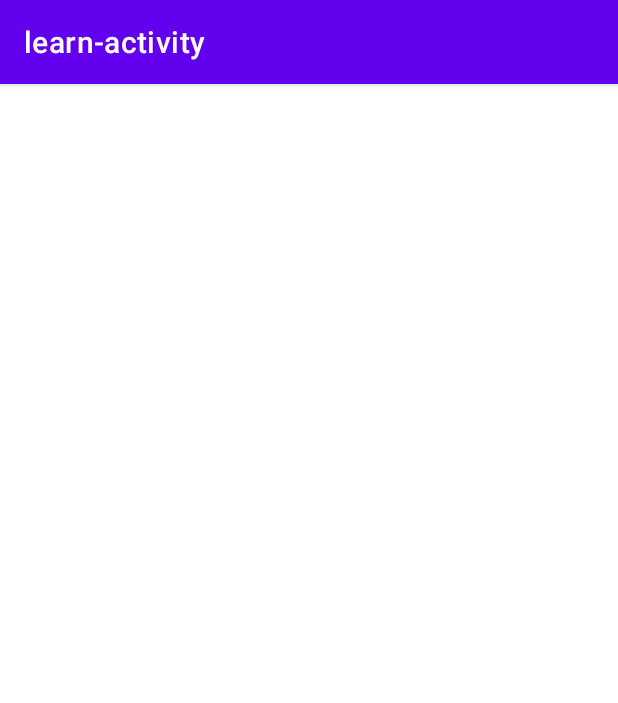
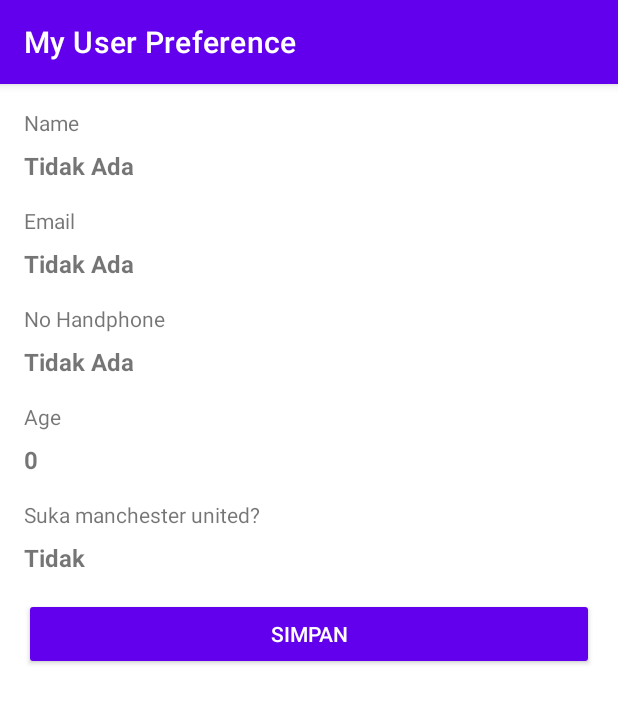
Before and after one commit to gusentanan/kotlin-android-fundamental, an Android app: the screen it shows after launch (MainActivity), on a phone screen of 412 x 824 dp. Shown: the top 703 px of the screen. Run offline under Robolectric (Android 15) with nearby library versions, the light colour scheme and no system bars.

Commit message:
add shared preferences example

```diff
--- a/app/build.gradle
+++ b/app/build.gradle
@@ -2,6 +2,7 @@ plugins {
     id 'com.android.application'
     id 'kotlin-android'
     id "androidx.navigation.safeargs"
+    id 'kotlin-parcelize'
 }
 
 android {
--- a/app/src/main/AndroidManifest.xml
+++ b/app/src/main/AndroidManifest.xml
@@ -13,6 +13,9 @@
         android:supportsRtl="true"
         android:theme="@style/Theme.Learnactivity">
         <activity
+            android:name=".FormUserPreferenceActivity"
+            android:exported="true" />
+        <activity
             android:name=".MainActivity"
             android:exported="true"
             android:label="@string/app_name"
--- a/app/src/main/java/com/example/learn_activity/FileModel.kt
+++ /dev/null
@@ -1,6 +0,0 @@
-package com.example.learn_activity
-
-data class FileModel(
-    var filename: String? = null,
-    var data: String? = null
-)
--- a/app/src/main/java/com/example/learn_activity/MainActivity.kt
+++ b/app/src/main/java/com/example/learn_activity/MainActivity.kt
@@ -1,74 +1,99 @@
 package com.example.learn_activity
 
+import android.content.Intent
 import android.os.Bundle
-import android.text.TextUtils
 import android.view.View
 import android.widget.Toast
+import androidx.activity.result.ActivityResult
+import androidx.activity.result.contract.ActivityResultContracts
 import androidx.appcompat.app.AlertDialog
-import com.google.android.material.bottomnavigation.BottomNavigationView
 import androidx.appcompat.app.AppCompatActivity
-import androidx.navigation.findNavController
-import androidx.navigation.ui.AppBarConfiguration
-import androidx.navigation.ui.setupActionBarWithNavController
-import androidx.navigation.ui.setupWithNavController
 import com.example.learn_activity.databinding.ActivityMainBinding
 
 class MainActivity : AppCompatActivity(), View.OnClickListener {
 
+    private lateinit var mUserPreference: UserPreference
     private lateinit var binding: ActivityMainBinding
+
+    private var isPreferenceEmpty = false
+    private lateinit var userModel: UserModel
+
+    private val resultLauncher = registerForActivityResult(
+        ActivityResultContracts.StartActivityForResult()
+    ) { result: ActivityResult ->
+        if (result.data != null && result.resultCode == FormUserPreferenceActivity.RESULT_CODE) {
+            userModel = result.data?.getParcelableExtra<UserModel>(FormUserPreferenceActivity.EXTRA_RESULT) as UserModel
+            populateView(userModel)
+            checkForm(userModel)
+        }
+    }
 
     override fun onCreate(savedInstanceState: Bundle?) {
         super.onCreate(savedInstanceState)
         binding = ActivityMainBinding.inflate(layoutInflater)
         setContentView(binding.root)
 
-        binding.buttonNew.setOnClickListener(this)
-        binding.buttonOpen.setOnClickListener(this)
-        binding.buttonSave.setOnClickListener(this)
+        supportActionBar?.title = "My User Preference"
+
+        mUserPreference = UserPreference(this)
+
+        showExistingPreference()
+
+        binding.btnSave.setOnClickListener(this)
+
     }
 
-    override fun onClick(view: View) {
-        when (view.id) {
-            R.id.button_new -> newFile()
-                R.id.button_open -> showList()
-            R.id.button_save -> saveFile()
-        }
+    private fun showExistingPreference() {
+        userModel = mUserPreference.getUser()
+        populateView(userModel)
+        checkForm(userModel)
     }
 
-    private fun newFile() {
-        binding.editTitle.setText("")
-        binding.editFile.setText("")
-        Toast.makeText(this, "Clearing file", Toast.LENGTH_SHORT).show()
-    }
-    private fun showList() {
-        val items = fileList()
-        val builder = AlertDialog.Builder(this)
-        builder.setTitle("Pilih file yang diinginkan")
-        builder.setItems(items) { dialog, item -> loadData(items[item].toString()) }
-        val alert = builder.create()
-        alert.show()
-    }
-    private fun loadData(title: String) {
-        val fileModel = FileHelper.readFromFile(this, title)
-        binding.editTitle.setText(fileModel.filename)
-        binding.editFile.setText(fileModel.data)
-        Toast.makeText(this, "Loading " + fileModel.filename + " data", Toast.LENGTH_SHORT).show()
+    private fun populateView(userModel: UserModel) {
+        binding.tvName.text =
+            if (userModel.name.toString().isEmpty()) "Tidak Ada" else userModel.name
+        binding.tvAge.text =
+            if (userModel.age.toString().isEmpty()) "Tidak Ada" else userModel.age.toString()
+        binding.tvIsLoveMu.text = if (userModel.isLove) "Ya" else "Tidak"
+        binding.tvEmail.text =
+            if (userModel.email.toString().isEmpty()) "Tidak Ada" else userModel.email
+        binding.tvPhone.text =
+            if (userModel.phoneNumber.toString().isEmpty()) "Tidak Ada" else userModel.phoneNumber
     }
 
-    private fun saveFile() {
+    private fun checkForm(userModel: UserModel) {
         when {
-            binding.editTitle.text.toString().isEmpty() -> Toast.makeText(this, "Title harus diisi terlebih dahulu", Toast.LENGTH_SHORT).show()
-            binding.editFile.text.toString().isEmpty() -> Toast.makeText(this, "Kontent harus diisi terlebih dahulu", Toast.LENGTH_SHORT).show()
+            userModel.name.toString().isNotEmpty() -> {
+                binding.btnSave.text = getString(R.string.change)
+                isPreferenceEmpty = false
+            }
             else -> {
-                val title = binding.editTitle.text.toString()
-                val text = binding.editFile.text.toString()
-                val fileModel = FileModel()
-                fileModel.filename = title
-                fileModel.data = text
-                FileHelper.writeToFile(fileModel, this)
-                Toast.makeText(this, "Saving " + fileModel.filename + " file", Toast.LENGTH_SHORT).show()
+                binding.btnSave.text = getString(R.string.save)
+                isPreferenceEmpty = true
             }
         }
     }
 
+    override fun onClick(view: View) {
+        if (view.id == R.id.btn_save) {
+            val intent = Intent(this@MainActivity, FormUserPreferenceActivity::class.java)
+            when {
+                isPreferenceEmpty -> {
+                    intent.putExtra(
+                        FormUserPreferenceActivity.EXTRA_TYPE_FORM,
+                        FormUserPreferenceActivity.TYPE_ADD
+                    )
+                    intent.putExtra("USER", userModel)
+                }
+                else -> {
+                    intent.putExtra(
+                        FormUserPreferenceActivity.EXTRA_TYPE_FORM,
+                        FormUserPreferenceActivity.TYPE_EDIT
+                    )
+                    intent.putExtra("USER", userModel)
+                }
+            }
+            resultLauncher.launch(intent)
+        }
+    }
 }
--- /dev/null
+++ b/app/src/main/java/com/example/learn_activity/UserModel.kt
@@ -0,0 +1,13 @@
+package com.example.learn_activity
+
+import android.os.Parcelable
+import kotlinx.parcelize.Parcelize
+
+@Parcelize
+data class UserModel(
+    var name: String? = null,
+    var email: String? = null,
+    var age: Int = 0,
+    var phoneNumber: String? = null,
+    var isLove: Boolean = false
+) : Parcelable
--- /dev/null
+++ b/app/src/main/java/com/example/learn_activity/UserPreference.kt
@@ -0,0 +1,33 @@
+package com.example.learn_activity
+
+import android.content.Context
+
+internal class UserPreference(context: Context) {
+    companion object {
+        private const val PREFS_NAME = "user_pref"
+        private const val NAME = "name"
+        private const val EMAIL = "email"
+        private const val AGE = "age"
+        private const val PHONE_NUMBER = "phone"
+        private const val LOVE_MU = "islove"
+    }
+    private val preferences = context.getSharedPreferences(PREFS_NAME, Context.MODE_PRIVATE)
+    fun setUser(value: UserModel) {
+        val editor = preferences.edit()
+        editor.putString(NAME, value.name)
+        editor.putString(EMAIL, value.email)
+        editor.putInt(AGE, value.age)
+        editor.putString(PHONE_NUMBER, value.phoneNumber)
+        editor.putBoolean(LOVE_MU, value.isLove)
+        editor.apply()
+    }
+    fun getUser(): UserModel {
+        val model = UserModel()
+        model.name = preferences.getString(NAME, "")
+        model.email = preferences.getString(EMAIL, "")
+        model.age = preferences.getInt(AGE, 0)
+        model.phoneNumber = preferences.getString(PHONE_NUMBER, "")
+        model.isLove = preferences.getBoolean(LOVE_MU, false)
+        return model
+    }
+}
--- a/app/src/main/res/layout/activity_main.xml
+++ b/app/src/main/res/layout/activity_main.xml
@@ -1,66 +1,82 @@
 <?xml version="1.0" encoding="utf-8"?>
-<RelativeLayout xmlns:android="http://schemas.android.com/apk/res/android"
+<LinearLayout xmlns:android="http://schemas.android.com/apk/res/android"
     xmlns:tools="http://schemas.android.com/tools"
     android:id="@+id/activity_main"
     android:layout_width="match_parent"
     android:layout_height="match_parent"
-    android:background="@color/teal_200"
+    android:orientation="vertical"
     android:padding="16dp"
     tools:context=".MainActivity">
 
-    <EditText
-        android:id="@+id/edit_file"
-        style="@style/Widget.AppCompat.EditText"
-        android:layout_width="match_parent"
-        android:layout_height="match_parent"
-        android:layout_alignParentBottom="true"
-        android:layout_alignParentEnd="true"
-        android:layout_alignParentStart="true"
-        android:layout_below="@+id/header_linear"
-        android:background="@android:color/white"
-        android:gravity="top|start"
-        android:inputType="textMultiLine|textNoSuggestions"
-        android:padding="@dimen/tiny_margin" />
-    <LinearLayout
-        android:id="@+id/header_linear"
+    <TextView
+        android:layout_width="wrap_content"
+        android:layout_height="wrap_content"
+        android:layout_marginBottom="8dp"
+        android:text="@string/name" />
+    <TextView
+        android:id="@+id/tv_name"
         android:layout_width="match_parent"
         android:layout_height="wrap_content"
-        android:gravity="center_horizontal|start"
-        android:orientation="horizontal">
-        <Button
-            android:id="@+id/button_new"
-            style="@style/Widget.AppCompat.Button.Colored"
-            android:layout_width="72dp"
-            android:layout_height="match_parent"
-            android:layout_marginBottom="@dimen/tiny_margin"
-            android:text="@string/file_new" />
-        <Button
-            android:id="@+id/button_open"
-            style="@style/Widget.AppCompat.Button.Colored"
-            android:layout_width="72dp"
-            android:layout_height="match_parent"
-            android:layout_marginBottom="@dimen/tiny_margin"
-            android:layout_marginStart="@dimen/tiny_margin"
-            android:text="@string/file_open" />
-        <Button
-            android:id="@+id/button_save"
-            style="@style/Widget.AppCompat.Button.Colored"
-            android:layout_width="72dp"
-            android:layout_height="match_parent"
-            android:layout_marginBottom="@dimen/tiny_margin"
-            android:layout_marginStart="@dimen/tiny_margin"
-            android:text="@string/file_save" />
-        <EditText
-            android:id="@+id/edit_title"
-            android:layout_width="0dp"
-            android:layout_height="match_parent"
-            android:layout_marginBottom="@dimen/tiny_margin"
-            android:layout_marginStart="@dimen/tiny_margin"
-            android:layout_weight="1"
-            android:background="@android:color/white"
-            android:ems="10"
-            android:hint="@string/title"
-            android:inputType="textPersonName|textNoSuggestions"
-            android:padding="@dimen/tiny_margin" />
-    </LinearLayout>
-</RelativeLayout>
+        android:layout_marginBottom="16dp"
+        android:textSize="16sp"
+        android:textStyle="bold"
+        tools:text="@string/dummy_name" />
+    <TextView
+        android:layout_width="wrap_content"
+        android:layout_height="wrap_content"
+        android:layout_marginBottom="8dp"
+        android:text="@string/email" />
+    <TextView
+        android:id="@+id/tv_email"
+        android:layout_width="match_parent"
+        android:layout_height="wrap_content"
+        android:layout_marginBottom="16dp"
+        android:textSize="16sp"
+        android:textStyle="bold"
+        tools:text="@string/dummy_email" />
+    <TextView
+        android:layout_width="wrap_content"
+        android:layout_height="wrap_content"
+        android:layout_marginBottom="8dp"
+        android:text="@string/phone_number" />
+    <TextView
+        android:id="@+id/tv_phone"
+        android:layout_width="match_parent"
+        android:layout_height="wrap_content"
+        android:layout_marginBottom="16dp"
+        android:textSize="16sp"
+        android:textStyle="bold"
+        tools:text="@string/dummynumber" />
+    <TextView
+        android:layout_width="wrap_content"
+        android:layout_height="wrap_content"
+        android:layout_marginBottom="8dp"
+        android:text="@string/age" />
+    <TextView
+        android:id="@+id/tv_age"
+        android:layout_width="match_parent"
+        android:layout_height="wrap_content"
+        android:layout_marginBottom="16dp"
+        android:textSize="16sp"
+        android:textStyle="bold"
+        tools:text="@string/dummyage" />
+    <TextView
+        android:layout_width="wrap_content"
+        android:layout_height="wrap_content"
+        android:layout_marginBottom="8dp"
+        android:text="@string/love_manchester_united" />
+    <TextView
+        android:id="@+id/tv_is_love_mu"
+        android:layout_width="match_parent"
+        android:layout_height="wrap_content"
+        android:layout_marginBottom="16dp"
+        android:textSize="16sp"
+        android:textStyle="bold"
+        tools:text="@string/dummyislove" />
+    <Button
+        android:id="@+id/btn_save"
+        style="@style/Base.Widget.AppCompat.Button.Colored"
+        android:layout_width="match_parent"
+        android:layout_height="wrap_content"
+        android:text="@string/save" />
+</LinearLayout>
--- a/app/src/main/res/values/strings.xml
+++ b/app/src/main/res/values/strings.xml
@@ -1,8 +1,18 @@
 <resources>
     <string name="app_name">learn-activity</string>
-    <string name="file_new">File New</string>
-    <string name="file_open">File Open</string>
-    <string name="file_save">File Save</string>
-    <string name="title">Title</string>
+    <string name="name">Name</string>
+    <string name="email">Email</string>
+    <string name="phone_number">No Handphone</string>
+    <string name="age">Age</string>
+    <string name="yes">Ya</string>
+    <string name="no">Tidak</string>
+    <string name="save">Simpan</string>
+    <string name="love_manchester_united">Suka manchester united?</string>
+    <string name="change">Ubah</string>
+    <string name="dummy_name">Narenda Wicaksono</string>
+    <string name="dummy_email">narenda@dicoding.com</string>
+    <string name="dummynumber">123456</string>
+    <string name="dummyage">30</string>
+    <string name="dummyislove">IsLoveMU</string>
 
 </resources>
```
Also changed, not shown: app/src/main/java/com/example/learn_activity/FileHelper.kt (deleted, +0 -22 lines), app/src/main/java/com/example/learn_activity/FormUserPreferenceActivity.kt (added, +117 -0 lines), app/src/main/res/layout/activity_form_user_preference.xml (added, +93 -0 lines).
